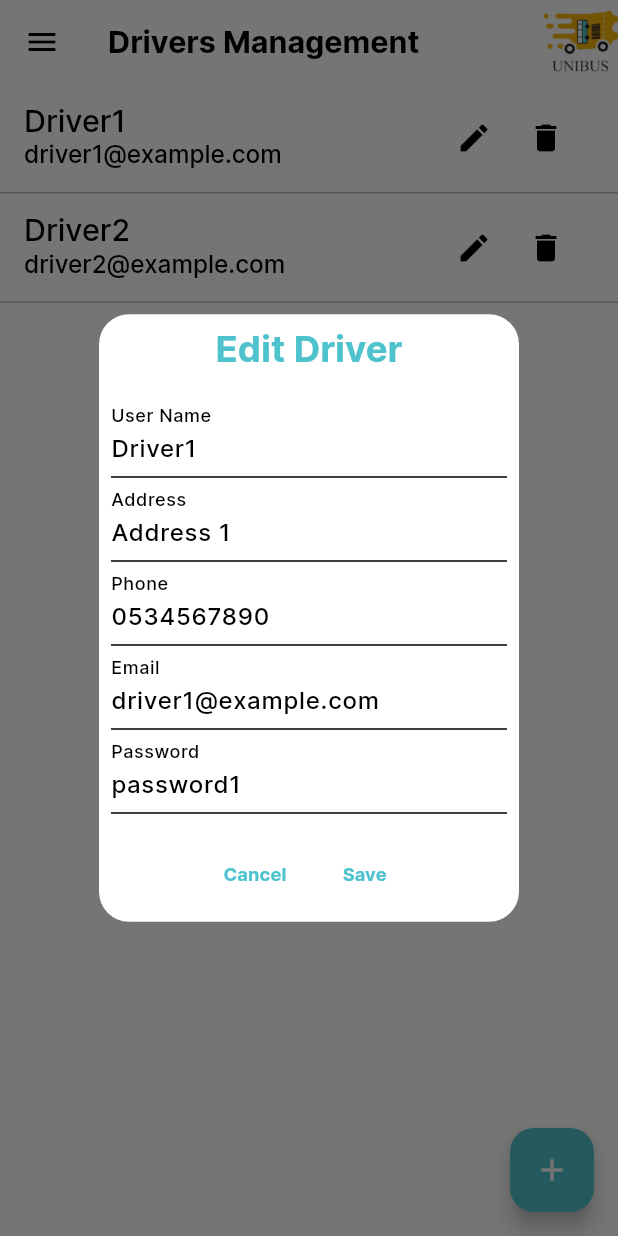
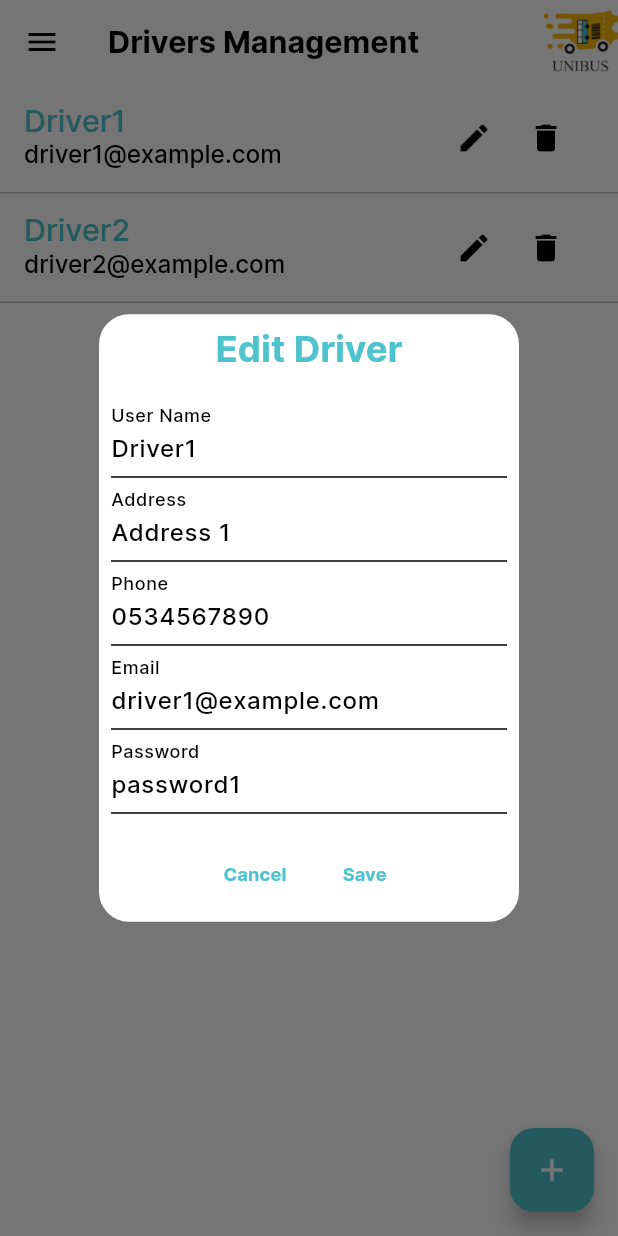
Before and after one commit to mahmoudmavia19/unibus, a Flutter app: the DriverManagementScreen screen opened by its route, after a tap on the "edit" icon, on a phone screen of 412 x 824 dp. Run offline on Flutter 3.47's test engine with Material 3 defaults, Android fonts, the phone set to English and light mode, and no system bars; our stand-ins replace cached_network_image, connectivity_plus, flutter_rating_bar, flutter_svg, geocoding, get and 4 more; accounts and stored records are empty; project files that could hold a hidden picture were left out.

Commit message:
company improve

```diff
--- a/lib/presentation/comapny/drivers_management/drivers_screen.dart
+++ b/lib/presentation/comapny/drivers_management/drivers_screen.dart
@@ -44,7 +44,7 @@ class DriverManagementScreen extends StatelessWidget {
               onTap:(){
                 _showDriver(driver);
               },
-              title: Text(driver.name),
+              title: Text(driver.name,style: TextStyle(color: theme.primaryColor),),
               subtitle: Text(driver.email),
               trailing: Row(
                 mainAxisSize: MainAxisSize.min,
```
Also changed, not shown: 1 other file.
